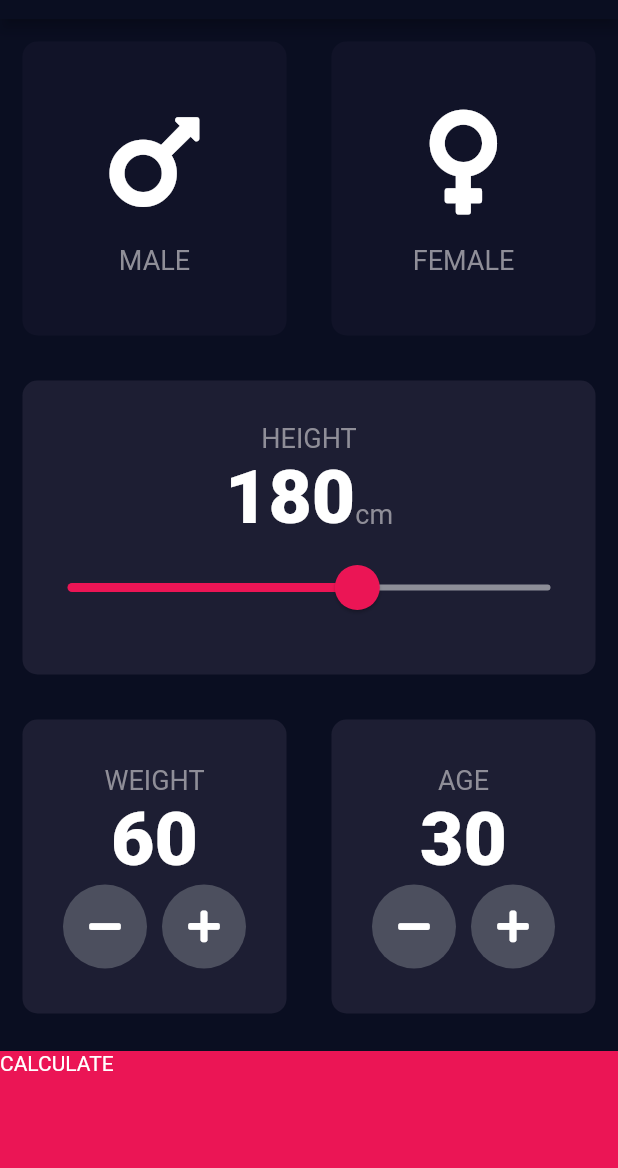
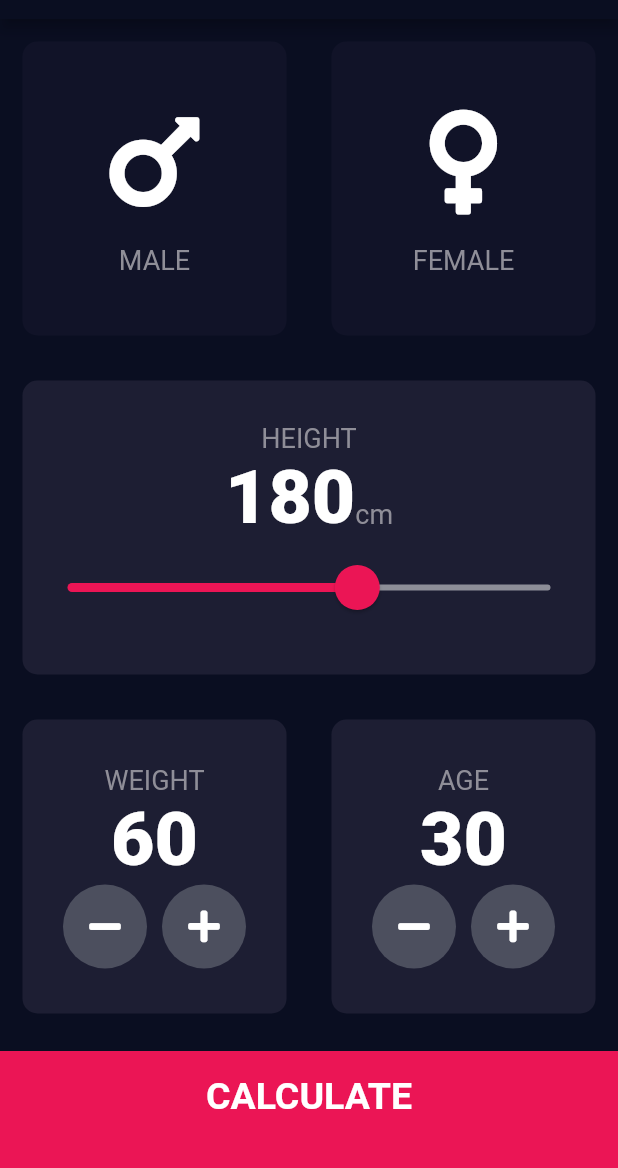
Before and after one commit to shubhamkarande13/bmi-calculator-flutter, a Flutter app: the screen it shows after launch, on a phone screen of 412 x 824 dp, the part 65-1233 px from its top. Run offline on Flutter 3.47's test engine with Material 2 defaults, Android fonts, the phone set to English and light mode, and no system bars; our stand-ins replace font_awesome_flutter.

```diff
--- /dev/null
+++ b/lib/components/bottom_button.dart
@@ -0,0 +1,25 @@
+import 'package:flutter/material.dart';
+import '../constants.dart';
+
+
+class BottomButton extends StatelessWidget {
+
+  BottomButton({@required this.onTap, @required this.buttonTitle});
+
+  final Function onTap;
+  final String buttonTitle;
+  @override
+  Widget build(BuildContext context) {
+    return GestureDetector(
+      onTap: onTap,
+      child: Container(
+        child: Center(child: Text('CALCULATE',style: kLargeButtonTextStyle,)),
+        color: kBottomContainerColor,
+        margin: EdgeInsets.only(top: 10.0),
+        padding: EdgeInsets.only(bottom: 20),
+        width: double.infinity,
+        height: kBottomContainerHeight,
+      ),
+    );
+  }
+}
--- a/lib/icon_content.dart
+++ b/lib/components/icon_content.dart
@@ -1,5 +1,5 @@
 import 'package:flutter/material.dart';
-import 'package:bmi_calculator/constants.dart';
+import '../constants.dart';
 class IconContent extends StatelessWidget {
 
 
--- /dev/null
+++ b/lib/components/round_icon_button.dart
@@ -0,0 +1,21 @@
+import 'package:flutter/material.dart';
+
+class RoundIconButton extends StatelessWidget {
+  @override
+  RoundIconButton({@required this.icon, @required this.onPressed});
+
+  final IconData icon;
+  final Function onPressed;
+
+  Widget build(BuildContext context) {
+    return RawMaterialButton(
+      child: Icon(icon),
+      onPressed: onPressed,
+      shape: CircleBorder(),
+      fillColor: Color(0xFF4C4F5E),
+      focusElevation: 6,
+      constraints: BoxConstraints.tightFor(width: 56, height: 56),
+      elevation: 0.0,
+    );
+  }
+}
--- a/lib/main.dart
+++ b/lib/main.dart
@@ -1,5 +1,5 @@
 import 'package:flutter/material.dart';
-import 'input_page.dart';
+import 'screens/input_page.dart';
 void main() => runApp(BMICalculator());
 
 class BMICalculator extends StatelessWidget {
--- a/lib/input_page.dart
+++ b/lib/screens/input_page.dart
@@ -1,9 +1,12 @@
 import 'package:flutter/material.dart';
 import 'package:font_awesome_flutter/font_awesome_flutter.dart';
-import 'icon_content.dart';
-import 'reuseable_card.dart';
+import '../components/icon_content.dart';
 import 'results_page.dart';
-import 'constants.dart';
+import '../constants.dart';
+import '../components/round_icon_button.dart';
+import '../components/bottom_button.dart';
+import '../components/reuseable_card.dart';
+import 'calculator_brain.dart';
 
 enum Gender {
   male,
@@ -208,40 +211,19 @@ class _InputPageState extends State<InputPage> {
               ],
             ),
           ),
-          GestureDetector(
-            onTap: (){
-              Navigator.push(context, MaterialPageRoute(builder: (context) => ResultsPage()));
-    },
-          child: Container(
-              child: Text('CALCULATE'),
-              color: kBottomContainerColor,
-              margin: EdgeInsets.only(top: 10.0),
-              width: double.infinity,
-              height: kBottomContainerHeight,
-            ),
-          )
+          BottomButton(buttonTitle: 'CALCULATE',
+          onTap: (){
+            CalculatorBrain calc = CalculatorBrain(height: height,weight: weight);
+
+
+            Navigator.push(context, MaterialPageRoute(builder: (context) => ResultsPage(
+              bmiResult: calc.calculateBMI(),
+              resultText: calc.getResult(),
+              interpretation: calc.getInterpretetion(),
+            )));
+          },)
         ],
       ),
     );
   }
 }
-
-class RoundIconButton extends StatelessWidget {
-  @override
-  RoundIconButton({@required this.icon, @required this.onPressed});
-
-  final IconData icon;
-  final Function onPressed;
-
-  Widget build(BuildContext context) {
-    return RawMaterialButton(
-      child: Icon(icon),
-      onPressed: onPressed,
-      shape: CircleBorder(),
-      fillColor: Color(0xFF4C4F5E),
-      focusElevation: 6,
-      constraints: BoxConstraints.tightFor(width: 56, height: 56),
-      elevation: 0.0,
-    );
-  }
-}
```
Also changed, not shown: lib/constants.dart (+22 -0 lines), lib/results_page.dart (deleted, +0 -15 lines), lib/screens/calculator_brain.dart (added, +38 -0 lines), lib/screens/results_page.dart (added, +56 -0 lines), lib/components/reuseable_card.dart (renamed from lib/reuseable_card.dart).
